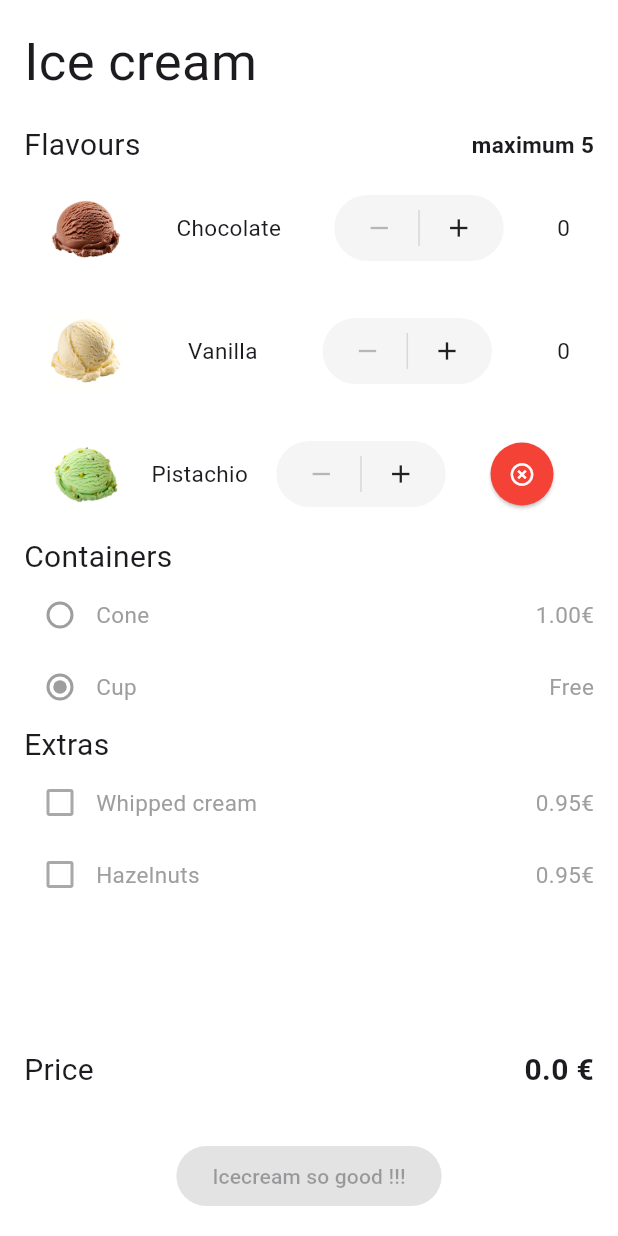
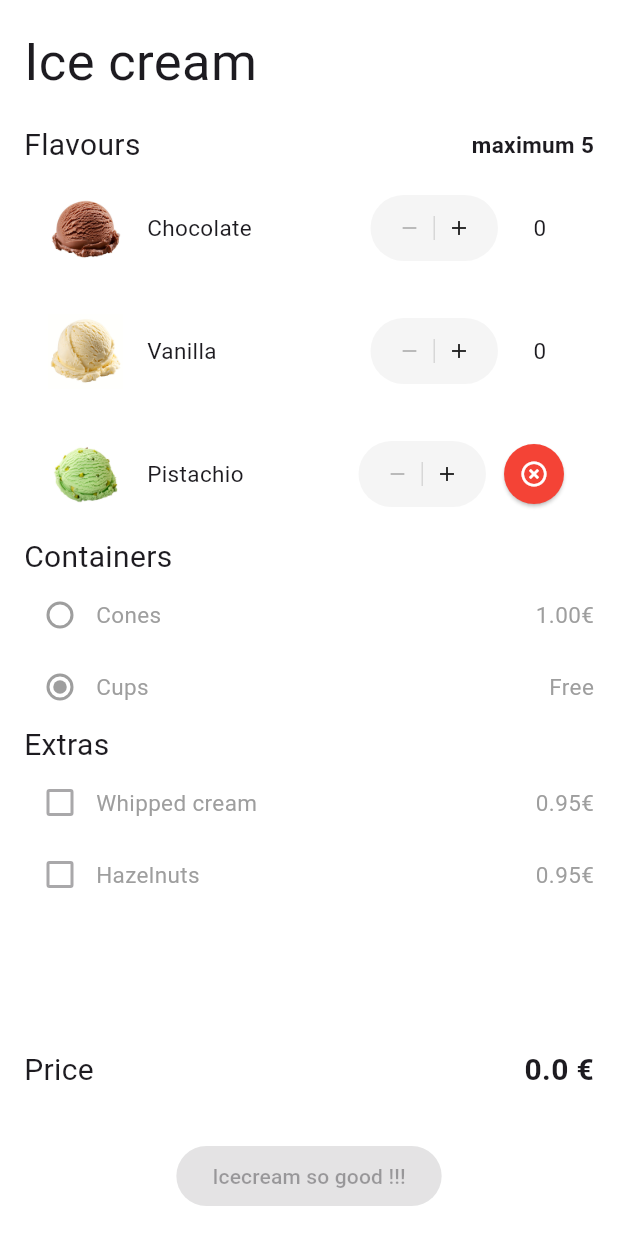
Before and after one commit to lukameunier/ice-cream, a Flutter app: the screen it shows after launch, on a phone screen of 412 x 824 dp. Run offline on Flutter 3.47's test engine with Material 3 defaults, Android fonts, the phone set to English and light mode, and no system bars; our stand-ins replace get_it.

Commit message:
refactor(ui): change the ui for better displacing of the flavour widget

```diff
--- a/lib/views/pages/home_page_widget.dart
+++ b/lib/views/pages/home_page_widget.dart
@@ -106,9 +106,7 @@ class HomePageWidget extends StatelessWidget {
                             ),
 
                             Text(
-                              container.type == ContainerType.cone
-                                  ? "Cone"
-                                  : "Cup",
+                              container.type.name,
                               style: TextStyle(
                                 fontSize: fontSizeText,
                                 color: enabled ? Colors.black : Colors.grey,
--- a/lib/views/widgets/button_widget.dart
+++ b/lib/views/widgets/button_widget.dart
@@ -19,7 +19,7 @@ class ButtonWidget extends StatelessWidget {
         color: const Color(0xFFF5F5F5),
         borderRadius: BorderRadius.circular(999),
       ),
-      padding: const EdgeInsets.symmetric(horizontal: 4, vertical: 4),
+      padding: const EdgeInsets.symmetric(horizontal: 10, vertical: 10),
       child: Row(
         mainAxisSize: MainAxisSize.min,
         children: [
@@ -29,25 +29,25 @@ class ButtonWidget extends StatelessWidget {
                 ? () => presenter.removeScoop(flavourId)
                 : null,
             child: Padding(
-              padding: EdgeInsets.symmetric(horizontal: 16, vertical: 8),
+              padding: const EdgeInsets.symmetric(horizontal: 8, vertical: 4),
               child: Icon(
                 Icons.remove,
-                size: 20,
+                size: 16,
                 color: scoopCount > 0 ? Colors.black87 : Colors.black26,
               ),
             ),
           ),
 
-          Container(width: 1, height: 24, color: Colors.black12),
+          Container(width: 1, height: 16, color: Colors.black12),
 
           InkWell(
             borderRadius: BorderRadius.circular(999),
             onTap: canAdd ? () => presenter.addScoop(flavourId) : null,
             child: Padding(
-              padding: EdgeInsets.symmetric(horizontal: 16, vertical: 8),
+              padding: const EdgeInsets.symmetric(horizontal: 8, vertical: 4),
               child: Icon(
                 Icons.add,
-                size: 20,
+                size: 16,
                 color: canAdd ? Colors.black87 : Colors.black26,
               ),
             ),
--- a/lib/views/widgets/flavours_widget.dart
+++ b/lib/views/widgets/flavours_widget.dart
@@ -28,28 +28,39 @@ class FlavoursWidget extends StatelessWidget {
         crossAxisAlignment: CrossAxisAlignment.start,
         children: [
           Row(
-            mainAxisAlignment: MainAxisAlignment.spaceBetween,
             children: [
-              Image(image: AssetImage("${"assets/"}$imagePath"), height: 50),
-              Text(flavourName, style: TextStyle(fontSize: fontSize)),
+              Image(image: AssetImage("assets/$imagePath"), height: 50),
+              const SizedBox(width: 16),
+              Expanded(
+                child: Text(flavourName, style: TextStyle(fontSize: fontSize)),
+              ),
               ButtonWidget(flavourId: flavourId),
-
+              const SizedBox(width: 8),
               presenter.getAvailableScoops(flavourId) > 0
-                ? Text(
+                  ? SizedBox(
+                width: 40,
+                child: Text(
                   presenter.getScoopCount(flavourId).toString(),
                   style: TextStyle(fontSize: fontSize),
+                  textAlign: TextAlign.center,
+                ),
               )
                   : ElevatedButton(
                 style: ElevatedButton.styleFrom(
                   backgroundColor: Colors.red,
                   foregroundColor: Colors.white,
-                      shape: CircleBorder(),
-                      padding: EdgeInsets.all(12),
+                  shape: const CircleBorder(),
+                  padding: EdgeInsets.zero,
+                  minimumSize: const Size(40, 40),
                 ),
                 onPressed: () {
-                      Navigator.pushNamed(context, '/details', arguments: presenter.getFlavourById(flavourId));
+                  Navigator.pushNamed(
+                    context,
+                    '/details',
+                    arguments: presenter.getFlavourById(flavourId),
+                  );
                 },
-                    child: Icon(Icons.highlight_off),
+                child: const Icon(Icons.highlight_off, size: 20),
               ),
             ],
           ),
```
Lines whose indentation alone changed are shown as unchanged.
